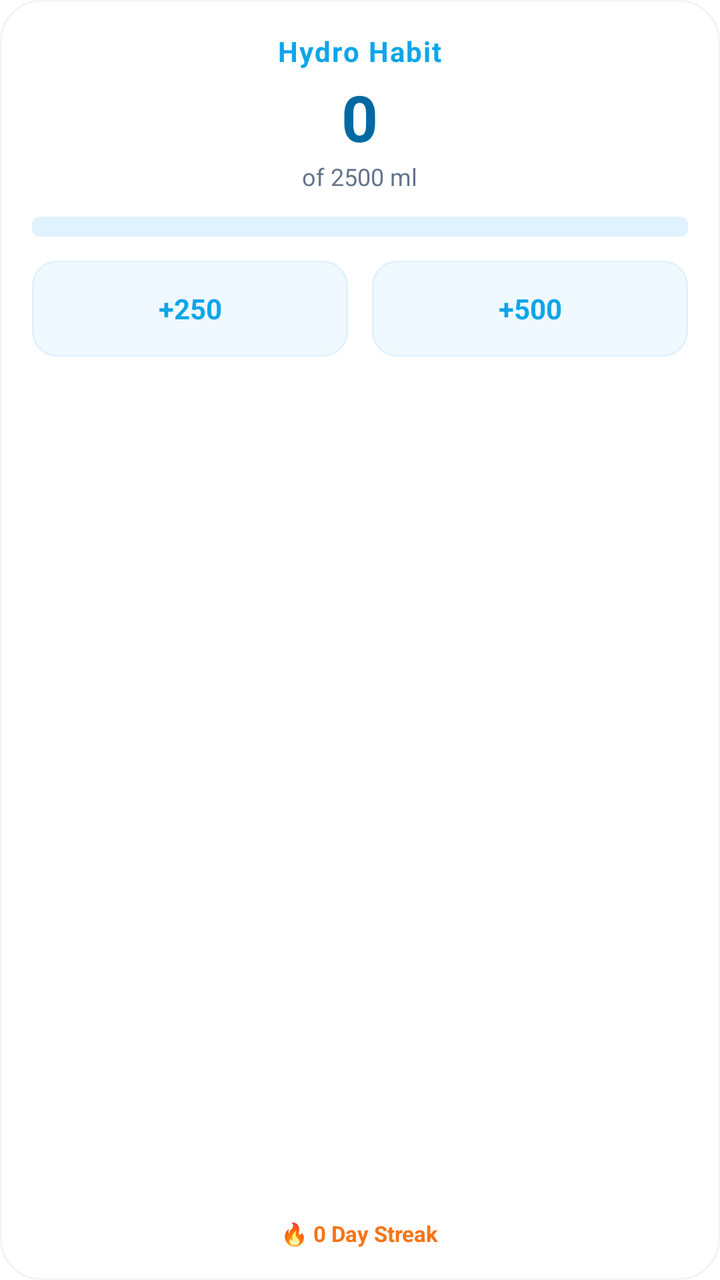
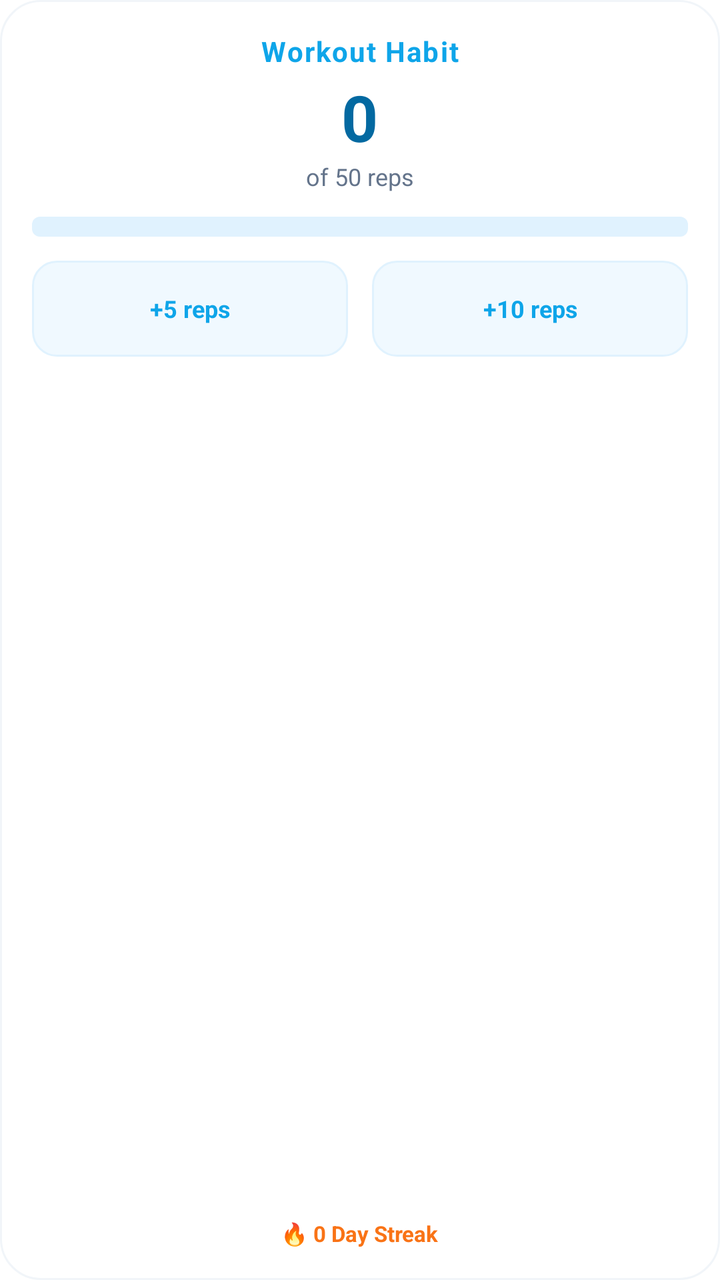

Compare the two renders of this Android layout. The source of the first and the diff that turns it into the second are given below.
<!-- AndroidManifest.xml: fallback theme Theme.MaterialComponents.DayNight.NoActionBar -->
<!-- res/layout/widget_layout_square.xml -->
<?xml version="1.0" encoding="utf-8"?>
<RelativeLayout xmlns:android="http://schemas.android.com/apk/res/android"
    android:layout_width="match_parent"
    android:layout_height="match_parent"
    android:id="@+id/widget_root"
    android:background="@drawable/widget_background"
    android:padding="16dp"
    android:clickable="true"
    android:focusable="true">

    <LinearLayout
        android:id="@+id/header"
        android:layout_width="match_parent"
        android:layout_height="wrap_content"
        android:orientation="vertical"
        android:gravity="center_horizontal">

        <TextView
            android:id="@+id/widget_title"
            android:layout_width="wrap_content"
            android:layout_height="wrap_content"
            android:text="Hydro Habit"
            android:textColor="@color/widget_title"
            android:textSize="14sp"
            android:letterSpacing="0.05"
            android:textStyle="bold" />

        <TextView
            android:id="@+id/todayMl"
            android:layout_width="wrap_content"
            android:layout_height="wrap_content"
            android:text="0"
            android:textColor="@color/widget_text_primary"
            android:textSize="32sp"
            android:textStyle="bold"
            android:layout_marginTop="2dp" />

        <TextView
            android:id="@+id/goalMl"
            android:layout_width="wrap_content"
            android:layout_height="wrap_content"
            android:text="of 2500 ml"
            android:textColor="@color/widget_text_secondary"
            android:textSize="12sp" />
    </LinearLayout>

    <ProgressBar
        android:id="@+id/progress_bar"
        style="?android:attr/progressBarStyleHorizontal"
        android:layout_width="match_parent"
        android:layout_height="10dp"
        android:layout_below="@id/header"
        android:layout_marginTop="12dp"
        android:layout_marginBottom="12dp"
        android:max="100"
        android:progress="0"
        android:progressDrawable="@drawable/widget_progress_bar" />

    <LinearLayout
        android:id="@+id/button_container"
        android:layout_width="match_parent"
        android:layout_height="wrap_content"
        android:layout_below="@id/progress_bar"
        android:orientation="horizontal"
        android:gravity="center">

        <TextView
            android:id="@+id/btn_add_small"
            android:layout_width="0dp"
            android:layout_height="48dp"
            android:layout_weight="1"
            android:layout_marginEnd="6dp"
            android:text="+250"
            android:gravity="center"
            android:textSize="14sp"
            android:textStyle="bold"
            android:background="@drawable/widget_button_bg"
            android:textColor="@color/widget_title"
            android:clickable="true"
            android:focusable="true" />

        <TextView
            android:id="@+id/btn_add_large"
            android:layout_width="0dp"
            android:layout_height="48dp"
            android:layout_weight="1"
            android:layout_marginStart="6dp"
            android:text="+500"
            android:gravity="center"
            android:textSize="14sp"
            android:textStyle="bold"
            android:background="@drawable/widget_button_bg"
            android:textColor="@color/widget_title"
            android:clickable="true"
            android:focusable="true" />
    </LinearLayout>

    <TextView
        android:id="@+id/streak"
        android:layout_width="wrap_content"
        android:layout_height="wrap_content"
        android:layout_alignParentBottom="true"
        android:layout_centerHorizontal="true"
        android:text="🔥 0 Day Streak"
        android:textColor="@color/widget_streak"
        android:textSize="11sp"
        android:textStyle="bold" />


</RelativeLayout>
<!-- resources referenced by this layout -->
<resources>
  <color name="widget_streak">#F97316</color>
  <color name="widget_text_primary">#0369A1</color>
  <color name="widget_text_secondary">#64748B</color>
  <color name="widget_title">#0EA5E9</color>
  <!-- drawable widget_background (drawable) -->
  <?xml version="1.0" encoding="utf-8"?>
  <shape xmlns:android="http://schemas.android.com/apk/res/android">
      <solid android:color="@color/widget_background" />
      <corners android:radius="20dp" />
      <stroke android:width="1dp" android:color="@color/widget_background_stroke" />
  
  </shape>
  <!-- drawable widget_button_bg (drawable) -->
  <?xml version="1.0" encoding="utf-8"?>
  <ripple xmlns:android="http://schemas.android.com/apk/res/android"
      android:color="@color/widget_button_ripple">
      <item>
          <shape>
              <solid android:color="@color/widget_button_bg" />
              <corners android:radius="12dp" />
              <stroke android:width="1dp" android:color="@color/widget_button_stroke" />
          </shape>
      </item>
  </ripple>
  <!-- drawable widget_progress_bar (drawable) -->
  <?xml version="1.0" encoding="utf-8"?>
  <layer-list xmlns:android="http://schemas.android.com/apk/res/android">
      <item android:id="@android:id/background">
          <shape>
              <corners android:radius="4dp" />
              <solid android:color="@color/widget_progress_bg" />
          </shape>
      </item>
      <item android:id="@android:id/progress">
          <scale android:scaleWidth="100%">
              <shape>
                  <corners android:radius="4dp" />
                  <solid android:color="@color/widget_progress_fill" />
              </shape>
          </scale>
      </item>
  
  </layer-list>
  <color name="widget_background">#FFFFFF</color>
  <color name="widget_background_stroke">#F1F5F9</color>
  <color name="widget_button_ripple">#BAE6FD</color>
  <color name="widget_button_bg">#F0F9FF</color>
  <color name="widget_button_stroke">#E0F2FE</color>
  <color name="widget_progress_bg">#E0F2FE</color>
  <color name="widget_progress_fill">#0EA5E9</color>
</resources>

<!-- the commit's change to res/layout/widget_layout_square.xml (unified diff, before → after) -->
@@ -19,7 +19,7 @@
             android:id="@+id/widget_title"
             android:layout_width="wrap_content"
             android:layout_height="wrap_content"
-            android:text="Hydro Habit"
+            android:text="Workout Habit"
             android:textColor="@color/widget_title"
             android:textSize="14sp"
             android:letterSpacing="0.05"
@@ -39,7 +39,7 @@
             android:id="@+id/goalMl"
             android:layout_width="wrap_content"
             android:layout_height="wrap_content"
-            android:text="of 2500 ml"
+            android:text="of 50 reps"
             android:textColor="@color/widget_text_secondary"
             android:textSize="12sp" />
     </LinearLayout>
@@ -70,9 +70,9 @@
             android:layout_height="48dp"
             android:layout_weight="1"
             android:layout_marginEnd="6dp"
-            android:text="+250"
+            android:text="+5 reps"
             android:gravity="center"
-            android:textSize="14sp"
+            android:textSize="12sp"
             android:textStyle="bold"
             android:background="@drawable/widget_button_bg"
             android:textColor="@color/widget_title"
@@ -85,9 +85,9 @@
             android:layout_height="48dp"
             android:layout_weight="1"
             android:layout_marginStart="6dp"
-            android:text="+500"
+            android:text="+10 reps"
             android:gravity="center"
-            android:textSize="14sp"
+            android:textSize="12sp"
             android:textStyle="bold"
             android:background="@drawable/widget_button_bg"
             android:textColor="@color/widget_title"
